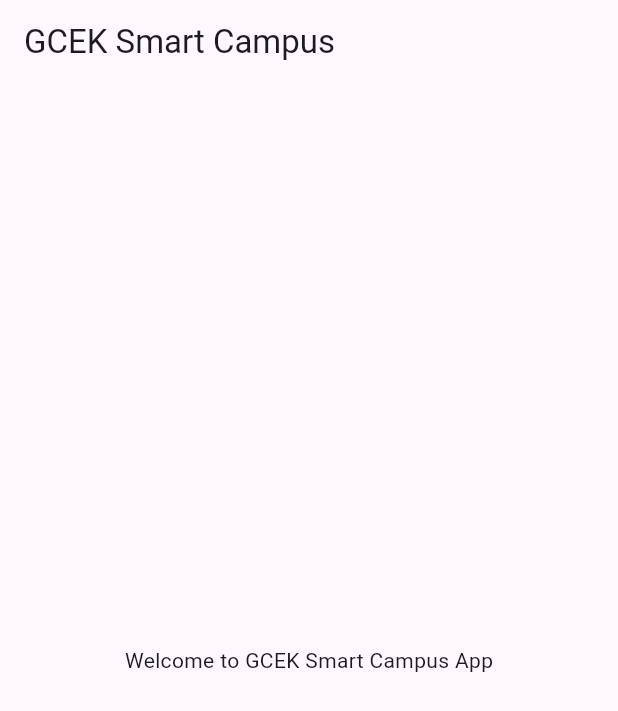
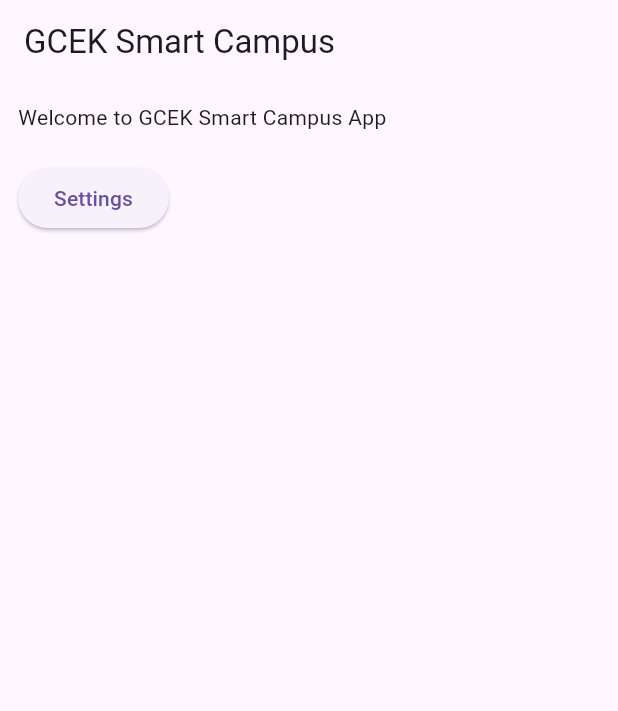
Before and after one commit to nandanmagdum/gcek_smart_campus_2025, a Flutter app: the screen it shows after launch, on a phone screen of 412 x 824 dp. Shown: the top 711 px of the screen. Run offline on Flutter 3.47's test engine with Material 3 defaults, Android fonts, the phone set to English and light mode, and no system bars; our stand-ins replace get, go_router, shared_preferences.

Commit message:
updated app name and theme settings

```diff
--- /dev/null
+++ b/lib/controllers/theme_controller.dart
@@ -0,0 +1,14 @@
+import 'package:flutter/material.dart';
+import 'package:get/get.dart';
+import 'package:smart_campus/utils/local_storage.dart';
+
+class ThemeController extends GetxController {
+  Rx<ThemeMode> themeMode = LocalStorage.getBool(LocalStorage.themeKey) ?? false
+      ? ThemeMode.dark.obs
+      : ThemeMode.light.obs;
+
+  void toggleTheme() {
+    themeMode.value =
+        themeMode.value == ThemeMode.dark ? ThemeMode.light : ThemeMode.dark;
+  }
+}
--- a/lib/main.dart
+++ b/lib/main.dart
@@ -1,7 +1,14 @@
 import 'package:flutter/material.dart';
-import 'package:smart_campus/src/pages/home_page.dart';
+import 'package:smart_campus/controllers/theme_controller.dart';
+import 'package:smart_campus/pages/home_page.dart';
+import 'package:get/get.dart';
+import 'package:smart_campus/utils/local_storage.dart';
+import 'package:smart_campus/utils/navigation.dart';
 
-void main() {
+void main() async {
+  WidgetsFlutterBinding.ensureInitialized();
+  await LocalStorage.init();
+  Get.lazyPut(() => ThemeController());
   runApp(MyApp());
 }
 
@@ -10,9 +17,15 @@
 
   @override
   Widget build(BuildContext context) {
-    return MaterialApp(
-      debugShowCheckedModeBanner: false,
-      home: HomePage(),
+    final ThemeController themeController = Get.find();
+    return Obx(
+      () => MaterialApp.router(
+        debugShowCheckedModeBanner: false,
+        themeMode: themeController.themeMode.value,
+        theme: ThemeData.light(),
+        darkTheme: ThemeData.dark(),
+        routerConfig: Navigation.router,
+      ),
     );
   }
 }
--- /dev/null
+++ b/lib/pages/home_page.dart
@@ -0,0 +1,35 @@
+import 'package:flutter/material.dart';
+import 'package:go_router/go_router.dart';
+import 'package:smart_campus/utils/navigation.dart';
+
+class HomePage extends StatelessWidget {
+  const HomePage({super.key});
+
+  @override
+  Widget build(BuildContext context) {
+    return Scaffold(
+      appBar: AppBar(
+        title: Text("GCEK Smart Campus"),
+      ),
+      body: Padding(
+        padding: const EdgeInsets.all(12.0),
+        child: Column(
+          crossAxisAlignment: CrossAxisAlignment.start,
+          children: [
+            Text(
+              "Welcome to GCEK Smart Campus App",
+            ),
+            SizedBox(
+              height: 20,
+            ),
+            ElevatedButton(
+                onPressed: () {
+                  context.push(Navigation.settingsRoute);
+                },
+                child: Text("Settings"))
+          ],
+        ),
+      ),
+    );
+  }
+}
--- a/lib/src/pages/home_page.dart
+++ /dev/null
@@ -1,19 +0,0 @@
-import 'package:flutter/material.dart';
-
-class HomePage extends StatelessWidget {
-  const HomePage({super.key});
-
-  @override
-  Widget build(BuildContext context) {
-    return Scaffold(
-      appBar: AppBar(
-        title: Text("GCEK Smart Campus"),
-      ),
-      body: Center(
-        child: Text(
-          "Welcome to GCEK Smart Campus App",
-        ),
-      ),
-    );
-  }
-}
--- /dev/null
+++ b/lib/utils/local_storage.dart
@@ -0,0 +1,54 @@
+import 'package:shared_preferences/shared_preferences.dart';
+
+class LocalStorage {
+  static SharedPreferences? _prefs;
+
+  // Initialize SharedPreferences
+  static Future<void> init() async {
+    _prefs = await SharedPreferences.getInstance();
+    print("✅ Local Storage initilized!");
+  }
+
+  // constants
+  static const themeKey = 'theme';
+
+  // Save a string value
+  static Future<void> setString(String key, String value) async {
+    await _prefs?.setString(key, value);
+  }
+
+  // Retrieve a string value
+  static String? getString(String key) {
+    return _prefs?.getString(key);
+  }
+
+  // Save a boolean value
+  static Future<void> setBool(String key, bool value) async {
+    await _prefs?.setBool(key, value);
+  }
+
+  // Retrieve a boolean value
+  static bool? getBool(String key) {
+    return _prefs?.getBool(key);
+  }
+
+  // Save an integer value
+  static Future<void> setInt(String key, int value) async {
+    await _prefs?.setInt(key, value);
+  }
+
+  // Retrieve an integer value
+  static int? getInt(String key) {
+    return _prefs?.getInt(key);
+  }
+
+  // Remove a key
+  static Future<void> remove(String key) async {
+    await _prefs?.remove(key);
+  }
+
+  // Clear all data
+  static Future<void> clear() async {
+    await _prefs?.clear();
+  }
+}
--- /dev/null
+++ b/lib/utils/navigation.dart
@@ -0,0 +1,25 @@
+import 'package:go_router/go_router.dart';
+import 'package:smart_campus/pages/home_page.dart';
+import 'package:smart_campus/pages/settings_page.dart';
+
+class Navigation {
+  static const rootRoute = "/";
+  static const settingsRoute = "/settings";
+  static final GoRouter router = GoRouter(
+    initialLocation: rootRoute,
+    routes: [
+      GoRoute(
+        path: rootRoute,
+        builder: (context, state) {
+          return HomePage();
+        },
+      ),
+      GoRoute(
+        path: settingsRoute,
+        builder: (context, state) {
+          return SettingsPage();
+        },
+      ),
+    ],
+  );
+}
--- a/pubspec.yaml
+++ b/pubspec.yaml
@@ -35,6 +35,9 @@
   # The following adds the Cupertino Icons font to your application.
   # Use with the CupertinoIcons class for iOS style icons.
   cupertino_icons: ^1.0.8
+  get: ^4.7.2
+  go_router: ^14.8.1
+  shared_preferences: ^2.5.3
 
 dev_dependencies:
   flutter_test:
```
Also changed, not shown: lib/pages/settings_page.dart (added, +42 -0 lines), pubspec.lock, 10 other files.
